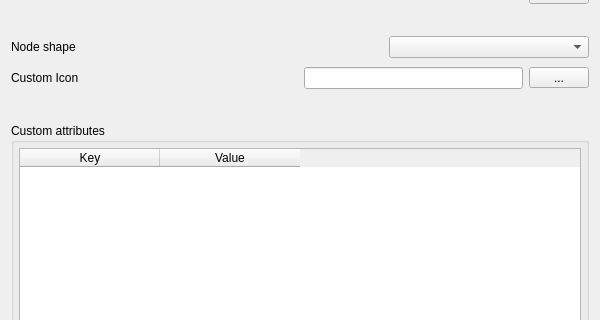
The window that src/forms/dialognodeedit.ui (socnetv/app) describes before a commit, drawn with Qt 5; both pictures show x 0 to 600 and y 89 to 409 of the 600 by 551 pixel window.
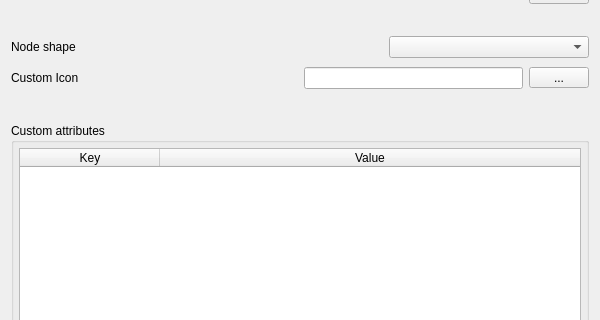
The same window after the commit.

Commit message: Refs #130 | dialognodeedit: fix dialog UX issues for custom node attributes

Diff of the .ui file:
```diff
--- a/src/forms/dialognodeedit.ui
+++ b/src/forms/dialognodeedit.ui
@@ -275,7 +275,7 @@
          <bool>true</bool>
         </attribute>
         <attribute name="horizontalHeaderStretchLastSection">
-         <bool>false</bool>
+         <bool>true</bool>
         </attribute>
         <attribute name="verticalHeaderShowSortIndicator" stdset="0">
          <bool>true</bool>
```
The commit also changes 2 other files.
